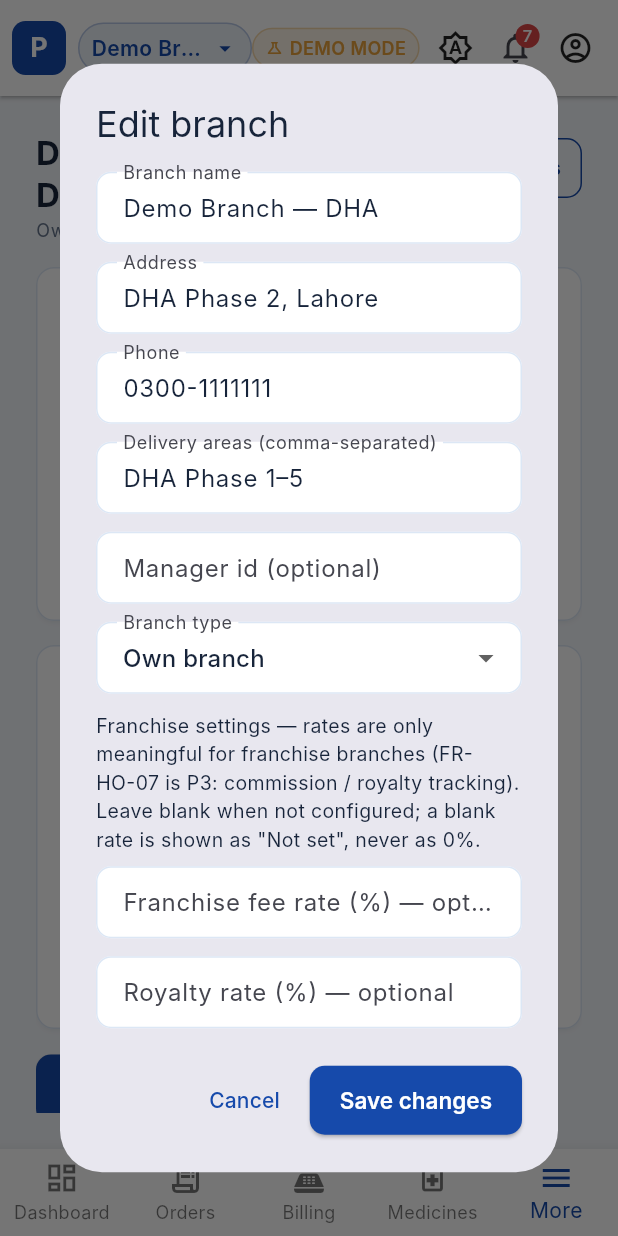
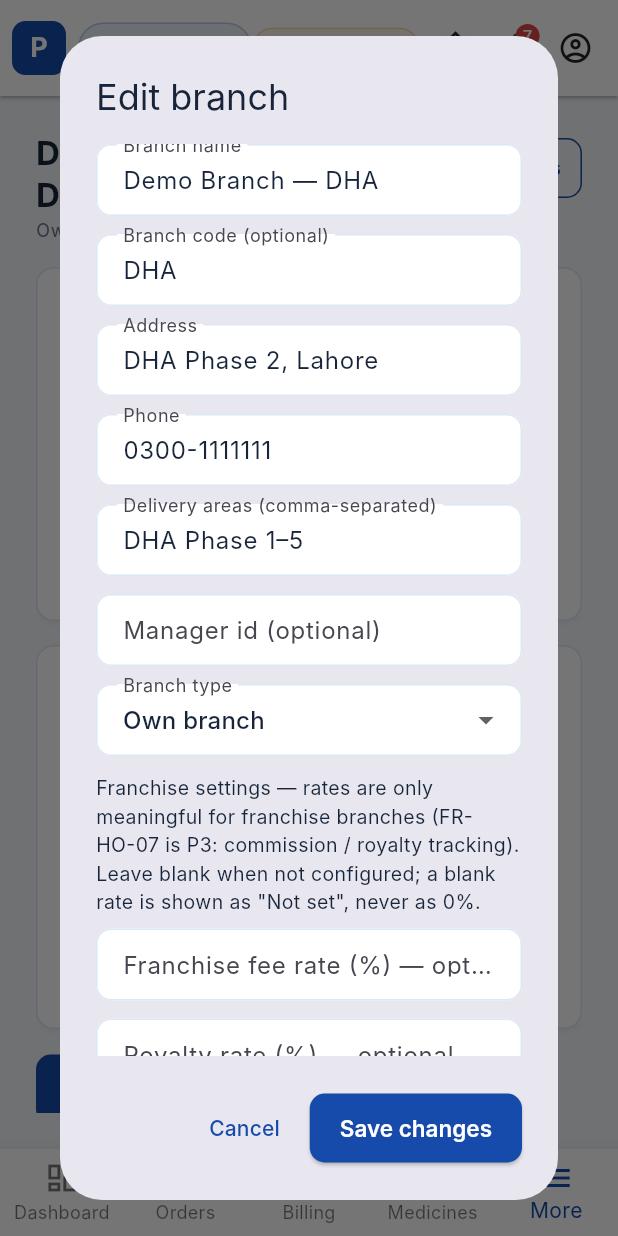
Before and after one commit to Sharjeel-580/pharmadesk, a Flutter app: the BranchListScreen screen opened by its route, after a tap on "Demo Branch — DHA", after a tap on "Edit branch", on a phone screen of 412 x 824 dp. Run offline on Flutter 3.47's test engine with Material 3 defaults, Android fonts, the phone set to English and light mode, and no system bars; our stand-ins replace cloud_firestore, firebase_auth, firebase_storage, flutter_riverpod, go_router, pdf and 3 more; missing offline and left inert: dart:js_interop; accounts and stored records are empty.

Commit message:
Week 6: lib/features/branches

```diff
--- a/lib/features/branches/branch_directory.dart
+++ b/lib/features/branches/branch_directory.dart
@@ -35,13 +35,27 @@ bool canWriteBranches(AppUser? user, String branchId) =>
 /// Validation for the add/edit branch form. Returns the problems
 /// found; empty = the form is valid. A rate is valid when it is
 /// absent (not configured) or 0–10000 basis points (0–100%).
+/// A branch code is valid when it is blank (the derived default
+/// from the branch id is used, D164) or — after trimming and
+/// uppercasing — 2–8 uppercase letters/digits (Week 6 Day 4, D168:
+/// the same rule the mapper enforces, so a form-built branch can
+/// never carry a code the mapper would replace).
 List<String> validateBranchForm({
   required String name,
+  String? code,
   int? franchiseFeeRateBps,
   int? royaltyRateBps,
 }) {
   final errors = <String>[];
   if (name.trim().isEmpty) errors.add('Branch name is required.');
+  final codeText = (code ?? '').trim();
+  if (codeText.isNotEmpty &&
+      !isValidBranchCode(codeText.toUpperCase())) {
+    errors.add(
+      'Branch code must be 2–8 uppercase letters or digits '
+      '(e.g. DHA). Leave it blank to use the default.',
+    );
+  }
   for (final (label, rate) in [
     ('Franchise fee rate', franchiseFeeRateBps),
     ('Royalty rate', royaltyRateBps),
@@ -101,6 +115,7 @@ class BranchDirectoryNotifier extends Notifier<List<Branch>> {
     await _ensureLoaded();
     final errors = validateBranchForm(
       name: branch.name,
+      code: branch.code,
       franchiseFeeRateBps: branch.franchiseFeeRateBps,
       royaltyRateBps: branch.royaltyRateBps,
     );
@@ -123,6 +138,7 @@ class BranchDirectoryNotifier extends Notifier<List<Branch>> {
     await _ensureLoaded();
     final errors = validateBranchForm(
       name: updated.name,
+      code: updated.code,
       franchiseFeeRateBps: updated.franchiseFeeRateBps,
       royaltyRateBps: updated.royaltyRateBps,
     );
--- a/lib/features/branches/branch_form_dialog.dart
+++ b/lib/features/branches/branch_form_dialog.dart
@@ -23,6 +23,7 @@ class BranchFormDialog extends StatefulWidget {
 
 class _BranchFormDialogState extends State<BranchFormDialog> {
   late final TextEditingController _nameController;
+  late final TextEditingController _codeController;
   late final TextEditingController _addressController;
   late final TextEditingController _phoneController;
   late final TextEditingController _areasController;
@@ -37,6 +38,10 @@ class _BranchFormDialogState extends State<BranchFormDialog> {
     super.initState();
     final existing = widget.existing;
     _nameController = TextEditingController(text: existing?.name ?? '');
+    // Week 6 Day 4 (D168): the branch code — blank means "use the
+    // derived default from the branch id" (D164); an edit prefills
+    // the stored code.
+    _codeController = TextEditingController(text: existing?.code ?? '');
     _addressController = TextEditingController(
       text: existing?.address ?? '',
     );
@@ -66,6 +71,7 @@ class _BranchFormDialogState extends State<BranchFormDialog> {
   @override
   void dispose() {
     _nameController.dispose();
+    _codeController.dispose();
     _addressController.dispose();
     _phoneController.dispose();
     _areasController.dispose();
@@ -92,6 +98,7 @@ class _BranchFormDialogState extends State<BranchFormDialog> {
     errors.addAll(
       validateBranchForm(
         name: _nameController.text,
+        code: _codeController.text,
         franchiseFeeRateBps: feeBps == -1 ? null : feeBps,
         royaltyRateBps: royaltyBps == -1 ? null : royaltyBps,
       ),
@@ -107,14 +114,23 @@ class _BranchFormDialogState extends State<BranchFormDialog> {
         .where((area) => area.isNotEmpty)
         .toList();
     final managerId = _managerController.text.trim();
+    final id = existing?.id ?? _slugId(_nameController.text);
+    final codeText = _codeController.text.trim();
     final branch = Branch(
-      id: existing?.id ?? _slugId(_nameController.text),
+      id: id,
       name: _nameController.text.trim(),
       address: _addressController.text.trim(),
       phone: _phoneController.text.trim(),
       deliveryAreas: areas,
       active: existing?.active ?? true,
       createdAt: existing?.createdAt,
+      // Week 6 Day 4 (D168): blank stays '' — the repository
+      // derives the default from the id (D164); a typed code is
+      // normalized (lowercase → uppercase) — validation above
+      // already rejected anything that is not 2–8 letters/digits.
+      code: codeText.isEmpty
+          ? ''
+          : normalizeBranchCode(codeText, branchId: id),
       type: _type,
       managerId: managerId.isEmpty ? null : managerId,
       franchiseFeeRateBps: feeBps,
@@ -153,6 +169,13 @@ class _BranchFormDialogState extends State<BranchFormDialog> {
                 controller: _nameController,
                 label: 'Branch name',
                 hintText: 'e.g. Demo Branch — Model Town',
+              ),
+              const SizedBox(height: 12),
+              PharmaTextField(
+                key: const ValueKey('branch-code-field'),
+                controller: _codeController,
+                label: 'Branch code (optional)',
+                hintText: 'e.g. DHA — blank uses the default',
               ),
               const SizedBox(height: 12),
               PharmaTextField(
--- a/lib/features/branches/branch_list_screen.dart
+++ b/lib/features/branches/branch_list_screen.dart
@@ -98,22 +98,31 @@ class BranchListScreen extends ConsumerWidget {
                               child: Column(
                                 crossAxisAlignment: CrossAxisAlignment.start,
                                 children: [
-                                  Row(
+                                  // Week 6 Day 5 (D170): a Wrap, not a
+                                  // Row — at 390px the name + two chips
+                                  // overflowed by 4.4px in the test font
+                                  // (the name's longest word is wider
+                                  // than the space the chips leave). The
+                                  // chips flow below the name when they
+                                  // do not fit beside it; the name is
+                                  // never ellipsized.
+                                  Wrap(
+                                    spacing: 8,
+                                    runSpacing: 4,
+                                    crossAxisAlignment:
+                                        WrapCrossAlignment.center,
                                     children: [
-                                      Expanded(
-                                        child: Text(
-                                          branch.name,
-                                          style: theme.textTheme.titleMedium
-                                              ?.copyWith(
-                                                fontWeight: FontWeight.w700,
-                                              ),
-                                        ),
+                                      Text(
+                                        branch.name,
+                                        style: theme.textTheme.titleMedium
+                                            ?.copyWith(
+                                              fontWeight: FontWeight.w700,
+                                            ),
                                       ),
                                       if (branch.isFranchise)
                                         _BranchChip(label: 'Franchise')
                                       else
                                         _BranchChip(label: 'Own branch'),
-                                      const SizedBox(width: 8),
                                       _BranchChip(
                                         label: branch.active
                                             ? 'Active'
```
